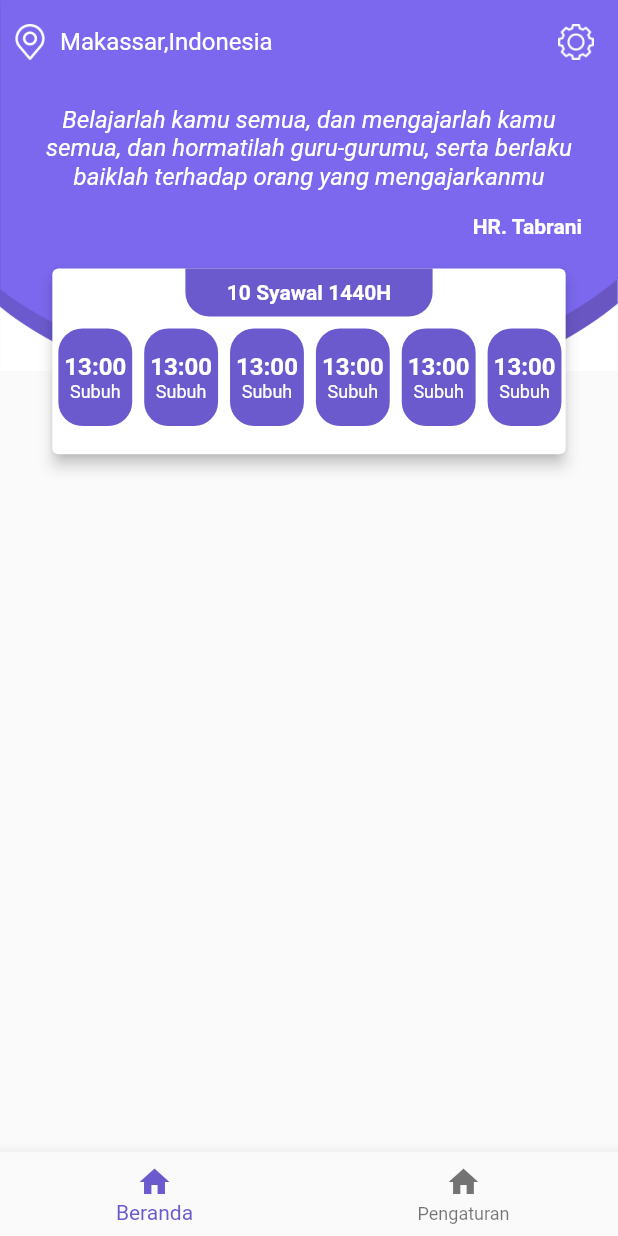
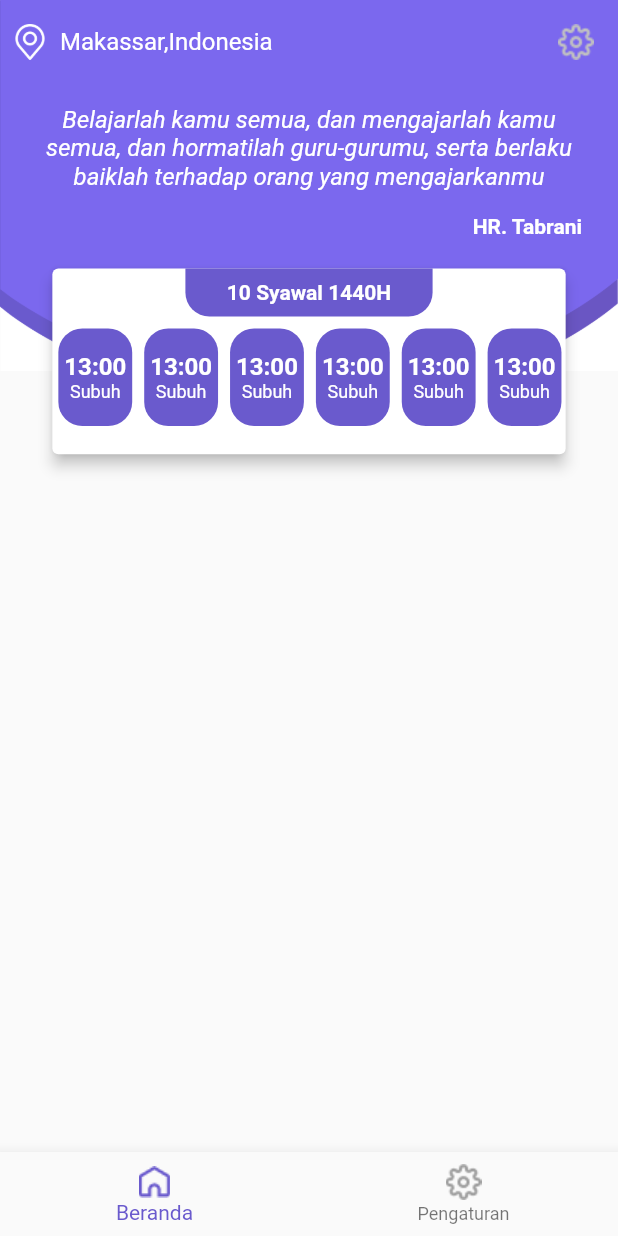
Before and after one commit to Lzyct/Pojok-Islam, a Flutter app: the screen it shows after launch, on a phone screen of 412 x 824 dp. Run offline on Flutter 3.47's test engine with Material 2 defaults, Android fonts, the phone set to English and light mode, and no system bars.

Commit message:
Add custom icon bottom navigation

```diff
--- a/lib/ui/main_screen.dart
+++ b/lib/ui/main_screen.dart
@@ -1,4 +1,5 @@
 import 'package:flutter/material.dart';
+import 'package:pojok_islam/resources/colors.dart';
 import 'package:pojok_islam/ui/home/home.dart';
 import 'package:pojok_islam/ui/settings/settings.dart';
 import 'dart:developer' as console;
@@ -13,22 +14,43 @@ class _MainScreenState extends State<MainScreen> {
   final List<Widget> _fragment = [Home(), Settings()];
   @override
   Widget build(BuildContext context) {
-    console.log("piyu" + _currentTabIndex.toString());
-    console.log("piyu" + _fragment.toString());
+    // console.log("piyu" + _currentTabIndex.toString());
+    // console.log("piyu" + _fragment.toString());
     // console.log("piyu"+_fragment[_currentTabIndex].toString());
     return Scaffold(
       body: _fragment[_currentTabIndex],
       bottomNavigationBar: BottomNavigationBar(
+        type: BottomNavigationBarType.fixed,
         onTap: onTabTapped,
         currentIndex: _currentTabIndex,
         items: [
           BottomNavigationBarItem(
-            icon: new Icon(Icons.home),
-            title: new Text('Beranda'),
+            icon: new ImageIcon(
+              AssetImage('assets/images/ic_home.png'),
+              color:
+                  _currentTabIndex == 0 ? Pallette.colorPrimary : Colors.grey,
+            ),
+            title: new Text(
+              'Beranda',
+              style: TextStyle(
+                color:
+                    _currentTabIndex == 0 ? Pallette.colorPrimary : Colors.grey,
+              ),
+            ),
           ),
           BottomNavigationBarItem(
-            icon: new Icon(Icons.home),
-            title: new Text('Pengaturan'),
+            icon: new ImageIcon(
+              AssetImage('assets/images/ic_settings.png'),
+              color:
+                  _currentTabIndex == 1 ? Pallette.colorPrimary : Colors.grey,
+            ),
+            title: new Text(
+              'Pengaturan',
+              style: TextStyle(
+                color:
+                    _currentTabIndex == 1 ? Pallette.colorPrimary : Colors.grey,
+              ),
+            ),
           )
         ],
       ),
```
Also changed, not shown: assets/images/ic_home.png (added), assets/images/ic_settings.png.
